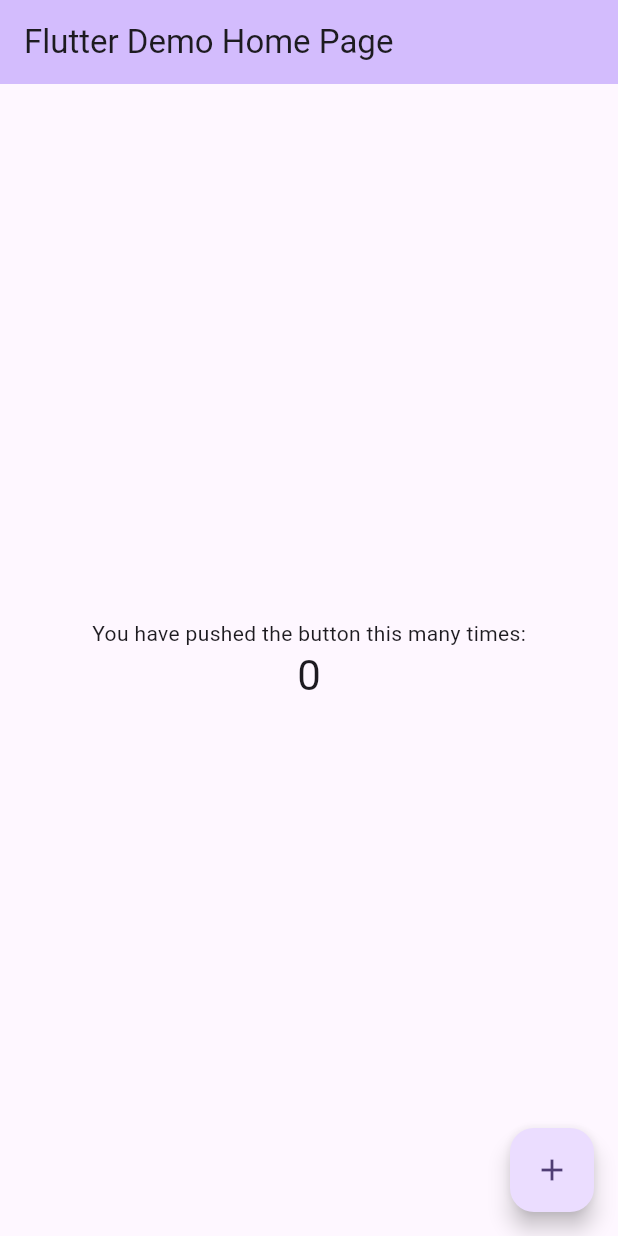
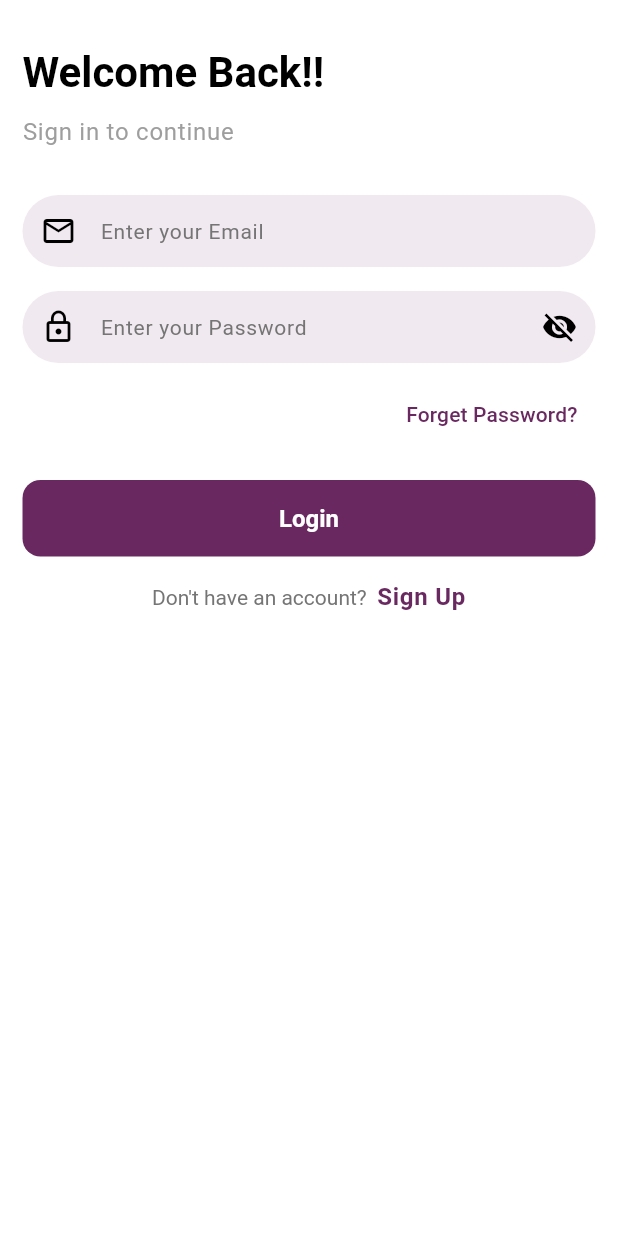
Before and after one commit to Ajinkya998/chat_app, a Flutter app: the screen it shows after launch, on a phone screen of 412 x 824 dp. Run offline on Flutter 3.47's test engine with Material 3 defaults, Android fonts, the phone set to English and light mode, and no system bars.

```diff
--- /dev/null
+++ b/lib/config/theme/app_theme.dart
@@ -0,0 +1,114 @@
+import 'package:flutter/material.dart';
+
+class AppTheme {
+  // Define the primary color
+  static const primaryColor = Color(0xff692960);
+
+  static ThemeData lightTheme = ThemeData(
+    useMaterial3: true,
+    brightness: Brightness.light,
+
+    // Colors
+    colorScheme: const ColorScheme.light(
+      primary: primaryColor,
+      secondary: Color(0xFF8E8E93),
+      surface: Colors.white,
+      onSurface: Colors.black,
+      tertiary: Color(0xFF7CBEC2),
+      onPrimary:
+          Colors.black87,
+    ),
+
+    // AppBar Theme
+    appBarTheme: const AppBarTheme(
+      backgroundColor: Colors.white,
+      elevation: 0,
+      centerTitle: false,
+      titleTextStyle: TextStyle(
+        color: Colors.black,
+        fontSize: 18,
+        fontWeight: FontWeight.w600,
+      ),
+      iconTheme: IconThemeData(color: Colors.black),
+    ),
+
+    // Input Decoration
+    inputDecorationTheme: InputDecorationTheme(
+      filled: true,
+      fillColor: primaryColor.withOpacity(0.1),
+      contentPadding: const EdgeInsets.symmetric(
+        horizontal: 16,
+        vertical: 8,
+      ),
+      border: OutlineInputBorder(
+        borderRadius: BorderRadius.circular(24),
+        borderSide: BorderSide.none,
+      ),
+      enabledBorder: OutlineInputBorder(
+        borderRadius: BorderRadius.circular(24),
+        borderSide: BorderSide.none,
+      ),
+      focusedBorder: OutlineInputBorder(
+        borderRadius: BorderRadius.circular(24),
+        borderSide: const BorderSide(color: primaryColor),
+      ),
+      hintStyle: TextStyle(
+        color: Colors.grey[600],
+        fontSize: 14,
+      ),
+    ),
+
+    // Message Bubbles
+    cardTheme: CardTheme(
+      color: primaryColor.withOpacity(0.1),
+      elevation: 0,
+      shape: RoundedRectangleBorder(
+        borderRadius: BorderRadius.circular(16),
+      ),
+    ),
+
+    // Icons
+    iconTheme: const IconThemeData(
+      color: Colors.black87,
+      size: 24,
+    ),
+
+    // Text Themes
+    textTheme: const TextTheme(
+      titleLarge: TextStyle(
+        fontSize: 18,
+        fontWeight: FontWeight.w600,
+        color: Colors.black,
+      ),
+      bodyLarge: TextStyle(
+        fontSize: 16,
+        color: Colors.black87,
+      ),
+      bodyMedium: TextStyle(
+        fontSize: 14,
+        color: Colors.black87,
+      ),
+      labelMedium: TextStyle(
+        fontSize: 12,
+        color: Colors.grey,
+      ),
+    ),
+
+    // Button Theme
+    elevatedButtonTheme: ElevatedButtonThemeData(
+      style: ElevatedButton.styleFrom(
+        backgroundColor: primaryColor,
+        foregroundColor: Colors.black87,
+        elevation: 0,
+        padding: const EdgeInsets.symmetric(vertical: 16),
+        shape: RoundedRectangleBorder(
+          borderRadius: BorderRadius.circular(12),
+        ),
+        textStyle: const TextStyle(
+          fontSize: 16,
+          fontWeight: FontWeight.w600,
+        ),
+      ),
+    ),
+  );
+}
--- /dev/null
+++ b/lib/core/common/custom_button.dart
@@ -0,0 +1,37 @@
+import 'package:flutter/material.dart';
+
+class CustomElevatedButton extends StatelessWidget {
+  final VoidCallback? onPressed;
+  final Widget? child;
+  final String? text;
+  const CustomElevatedButton(
+      {super.key, required this.onPressed, this.child, this.text})
+      : assert(child != null || text != null,
+            'Either text or child must be provided');
+
+  @override
+  Widget build(BuildContext context) {
+    return SizedBox(
+      width: double.infinity,
+      child: ElevatedButton(
+        style: ElevatedButton.styleFrom(
+          backgroundColor: Theme.of(context).colorScheme.primary,
+          foregroundColor: Colors.black87,
+          padding: const EdgeInsets.symmetric(vertical: 16),
+          shape: RoundedRectangleBorder(
+            borderRadius: BorderRadius.circular(12),
+          ),
+        ),
+        onPressed: onPressed,
+        child: child ??
+            Text(
+              text!,
+              style: const TextStyle(
+                  color: Colors.white,
+                  fontSize: 16,
+                  fontWeight: FontWeight.bold),
+            ),
+      ),
+    );
+  }
+}
--- /dev/null
+++ b/lib/core/common/custom_text_field.dart
@@ -0,0 +1,39 @@
+import 'package:flutter/material.dart';
+
+class CustomTextField extends StatelessWidget {
+  final TextEditingController controller;
+  final String hintText;
+  final bool obscureText;
+  final Widget? prefixIcon;
+  final Widget? suffixIcon;
+  final TextInputType? keyboardType;
+  final String? Function(String?)? validator;
+  final FocusNode? focusNode;
+  const CustomTextField({
+    super.key,
+    required this.controller,
+    required this.hintText,
+    this.obscureText = false,
+    this.prefixIcon,
+    this.suffixIcon,
+    this.keyboardType,
+    this.validator,
+    this.focusNode,
+  });
+
+  @override
+  Widget build(BuildContext context) {
+    return TextFormField(
+      focusNode: focusNode,
+      keyboardType: keyboardType,
+      obscureText: obscureText,
+      controller: controller,
+      validator: validator,
+      decoration: InputDecoration(
+        hintText: hintText,
+        prefixIcon: prefixIcon,
+        suffixIcon: suffixIcon,
+      ),
+    );
+  }
+}
--- a/lib/main.dart
+++ b/lib/main.dart
@@ -1,4 +1,7 @@
+import 'package:chat_app/config/theme/app_theme.dart';
 import 'package:flutter/material.dart';
+
+import 'presentation/screens/auth/login_screen.dart';
 
 void main() {
   runApp(const MyApp());
@@ -6,120 +9,13 @@ void main() {
 
 class MyApp extends StatelessWidget {
   const MyApp({super.key});
-
-  // This widget is the root of your application.
   @override
   Widget build(BuildContext context) {
     return MaterialApp(
-      title: 'Flutter Demo',
-      theme: ThemeData(
-        // This is the theme of your application.
-        //
-        // TRY THIS: Try running your application with "flutter run". You'll see
-        // the application has a purple toolbar. Then, without quitting the app,
-        // try changing the seedColor in the colorScheme below to Colors.green
-        // and then invoke "hot reload" (save your changes or press the "hot
-        // reload" button in a Flutter-supported IDE, or press "r" if you used
-        // the command line to start the app).
-        //
-        // Notice that the counter didn't reset back to zero; the application
-        // state is not lost during the reload. To reset the state, use hot
-        // restart instead.
-        //
-        // This works for code too, not just values: Most code changes can be
-        // tested with just a hot reload.
-        colorScheme: ColorScheme.fromSeed(seedColor: Colors.deepPurple),
-        useMaterial3: true,
-      ),
-      home: const MyHomePage(title: 'Flutter Demo Home Page'),
+      debugShowCheckedModeBanner: false,
+      title: 'Chat Application',
+      theme: AppTheme.lightTheme,
+      home: const LoginScreen(),
     );
   }
 }
-
-class MyHomePage extends StatefulWidget {
-  const MyHomePage({super.key, required this.title});
-
-  // This widget is the home page of your application. It is stateful, meaning
-  // that it has a State object (defined below) that contains fields that affect
-  // how it looks.
-
-  // This class is the configuration for the state. It holds the values (in this
-  // case the title) provided by the parent (in this case the App widget) and
-  // used by the build method of the State. Fields in a Widget subclass are
-  // always marked "final".
-
-  final String title;
-
-  @override
-  State<MyHomePage> createState() => _MyHomePageState();
-}
-
-class _MyHomePageState extends State<MyHomePage> {
-  int _counter = 0;
-
-  void _incrementCounter() {
-    setState(() {
-      // This call to setState tells the Flutter framework that something has
-      // changed in this State, which causes it to rerun the build method below
-      // so that the display can reflect the updated values. If we changed
-      // _counter without calling setState(), then the build method would not be
-      // called again, and so nothing would appear to happen.
-      _counter++;
-    });
-  }
-
-  @override
-  Widget build(BuildContext context) {
-    // This method is rerun every time setState is called, for instance as done
-    // by the _incrementCounter method above.
-    //
-    // The Flutter framework has been optimized to make rerunning build methods
-    // fast, so that you can just rebuild anything that needs updating rather
-    // than having to individually change instances of widgets.
-    return Scaffold(
-      appBar: AppBar(
-        // TRY THIS: Try changing the color here to a specific color (to
-        // Colors.amber, perhaps?) and trigger a hot reload to see the AppBar
-        // change color while the other colors stay the same.
-        backgroundColor: Theme.of(context).colorScheme.inversePrimary,
-        // Here we take the value from the MyHomePage object that was created by
-        // the App.build method, and use it to set our appbar title.
-        title: Text(widget.title),
-      ),
-      body: Center(
-        // Center is a layout widget. It takes a single child and positions it
-        // in the middle of the parent.
-        child: Column(
-          // Column is also a layout widget. It takes a list of children and
-          // arranges them vertically. By default, it sizes itself to fit its
-          // children horizontally, and tries to be as tall as its parent.
-          //
-          // Column has various properties to control how it sizes itself and
-          // how it positions its children. Here we use mainAxisAlignment to
-          // center the children vertically; the main axis here is the vertical
-          // axis because Columns are vertical (the cross axis would be
-          // horizontal).
-          //
-          // TRY THIS: Invoke "debug painting" (choose the "Toggle Debug Paint"
-          // action in the IDE, or press "p" in the console), to see the
-          // wireframe for each widget.
-          mainAxisAlignment: MainAxisAlignment.center,
-          children: <Widget>[
-            const Text(
-              'You have pushed the button this many times:',
-            ),
-            Text(
-              '$_counter',
-              style: Theme.of(context).textTheme.headlineMedium,
-            ),
-          ],
-        ),
-      ),
-      floatingActionButton: FloatingActionButton(
-        onPressed: _incrementCounter,
-        tooltip: 'Increment',
-        child: const Icon(Icons.add),
-      ), // This trailing comma makes auto-formatting nicer for build methods.
-    );
-  }
-}
--- /dev/null
+++ b/lib/presentation/screens/auth/login_screen.dart
@@ -0,0 +1,163 @@
+import 'package:chat_app/core/common/custom_button.dart';
+import 'package:chat_app/core/common/custom_text_field.dart';
+import 'package:flutter/gestures.dart';
+import 'package:flutter/material.dart';
+
+import 'sign_up_screen.dart';
+
+class LoginScreen extends StatefulWidget {
+  const LoginScreen({super.key});
+
+  @override
+  State<LoginScreen> createState() => _LoginScreenState();
+}
+
+class _LoginScreenState extends State<LoginScreen> {
+  bool _isPasswordVisible = false;
+  final _formKey = GlobalKey<FormState>();
+
+  // Controllers
+  final TextEditingController emailController = TextEditingController();
+  final TextEditingController passwordController = TextEditingController();
+
+  // Focus Nodes
+  final FocusNode _emailFocusNode = FocusNode();
+  final FocusNode _passwordFocusNode = FocusNode();
+
+  // Validation
+
+  String? _validateEmail(String? value) {
+    if (value == null || value.isEmpty) {
+      return "Please enter your Email";
+    }
+    final emailRegex = RegExp(r'^[\w-\.]+@([\w-]+\.)+[\w-]{2,4}$');
+    if (!emailRegex.hasMatch(value)) {
+      return "Please enter a valid Email (e.g. example@gmail.com)";
+    }
+    return null;
+  }
+
+  String? _validatePassword(String? value) {
+    if (value == null || value.isEmpty) {
+      return "Please enter your Password";
+    }
+    if (value.length < 6) {
+      return "Password must be at least 6 characters";
+    }
+    return null;
+  }
+
+  @override
+  void dispose() {
+    emailController.dispose();
+    passwordController.dispose();
+    _emailFocusNode.dispose();
+    _passwordFocusNode.dispose();
+    super.dispose();
+  }
+
+  @override
+  Widget build(BuildContext context) {
+    return Scaffold(
+      body: SafeArea(
+        child: Form(
+          key: _formKey,
+          child: SingleChildScrollView(
+            padding: const EdgeInsets.symmetric(horizontal: 15),
+            child: Column(
+              crossAxisAlignment: CrossAxisAlignment.start,
+              children: [
+                const SizedBox(height: 30),
+                Text(
+                  "Welcome Back!!",
+                  style: Theme.of(context)
+                      .textTheme
+                      .headlineMedium
+                      ?.copyWith(fontWeight: FontWeight.bold),
+                ),
+                const SizedBox(height: 10),
+                Text(
+                  "Sign in to continue",
+                  style: Theme.of(context)
+                      .textTheme
+                      .bodyLarge
+                      ?.copyWith(color: Colors.grey),
+                ),
+                const SizedBox(height: 30),
+                CustomTextField(
+                  controller: emailController,
+                  hintText: "Enter your Email",
+                  keyboardType: TextInputType.emailAddress,
+                  focusNode: _emailFocusNode,
+                  validator: _validateEmail,
+                  prefixIcon: const Icon(Icons.email_outlined),
+                ),
+                const SizedBox(height: 16),
+                CustomTextField(
+                  controller: passwordController,
+                  focusNode: _passwordFocusNode,
+                  validator: _validatePassword,
+                  hintText: "Enter your Password",
+                  prefixIcon: const Icon(Icons.lock_outline),
+                  suffixIcon: IconButton(
+                      onPressed: () {
+                        setState(() {
+                          _isPasswordVisible = !_isPasswordVisible;
+                        });
+                      },
+                      icon: Icon(!_isPasswordVisible
+                          ? Icons.visibility_off
+                          : Icons.visibility)),
+                  obscureText: !_isPasswordVisible,
+                ),
+                const SizedBox(height: 10),
+                Align(
+                  alignment: Alignment.centerRight,
+                  child: TextButton(
+                    style: TextButton.styleFrom(
+                      foregroundColor: Theme.of(context).primaryColor,
+                    ),
+                    onPressed: () {},
+                    child: const Text("Forget Password?"),
+                  ),
+                ),
+                const SizedBox(height: 20),
+                CustomElevatedButton(
+                    onPressed: () {
+                      if (_formKey.currentState?.validate() ?? false) {}
+                    },
+                    text: "Login"),
+                const SizedBox(height: 15),
+                Center(
+                  child: RichText(
+                    text: TextSpan(
+                      text: "Don't have an account?  ",
+                      style: TextStyle(color: Colors.grey[600]),
+                      children: [
+                        TextSpan(
+                          text: "Sign Up",
+                          style: Theme.of(context)
+                              .textTheme
+                              .bodyLarge
+                              ?.copyWith(
+                                  color: Theme.of(context).primaryColor,
+                                  fontWeight: FontWeight.bold),
+                          recognizer: TapGestureRecognizer()
+                            ..onTap = () => Navigator.of(context).push(
+                                  MaterialPageRoute(
+                                      builder: (context) =>
+                                          const SignUpScreen()),
+                                ),
+                        ),
+                      ],
+                    ),
+                  ),
+                ),
+              ],
+            ),
+          ),
+        ),
+      ),
+    );
+  }
+}
```
Also changed, not shown: lib/presentation/screens/auth/sign_up_screen.dart (added, +207 -0 lines), pubspec.lock, 1 other file.
